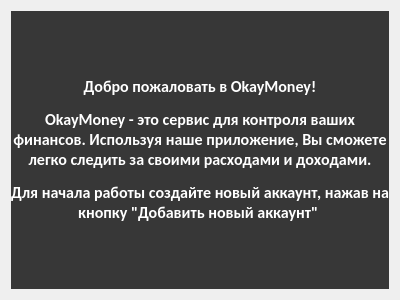
This is ui/widgets/greeting.ui in Protocs/OkayMoney as Qt 5 draws it before an edit. The edited form follows.
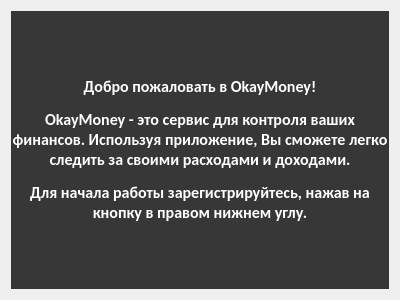
This is the edited form.

Commit message: Поправил виджет приветствия

The edit to the form file:
```diff
--- a/ui/widgets/greeting.ui
+++ b/ui/widgets/greeting.ui
@@ -29,7 +29,7 @@
 color: white;</string>
      </property>
      <property name="text">
-      <string>&lt;html&gt;&lt;head/&gt;&lt;body&gt;&lt;p&gt;&lt;span style=&quot; font-size:12pt;&quot;&gt;Добро пожаловать в OkayMoney!&lt;/span&gt;&lt;/p&gt;&lt;p&gt;&lt;span style=&quot; font-size:12pt;&quot;&gt;OkayMoney - это сервис для контроля ваших финансов. Используя наше приложение, Вы сможете легко следить за своими расходами и доходами.&lt;/span&gt;&lt;/p&gt;&lt;p&gt;&lt;span style=&quot; font-size:12pt;&quot;&gt;Для начала работы создайте новый аккаунт, нажав на кнопку &amp;quot;Добавить новый аккаунт&amp;quot; &lt;/span&gt;&lt;/p&gt;&lt;/body&gt;&lt;/html&gt;</string>
+      <string>&lt;html&gt;&lt;head/&gt;&lt;body&gt;&lt;p&gt;&lt;span style=&quot; font-size:12pt;&quot;&gt;Добро пожаловать в OkayMoney!&lt;/span&gt;&lt;/p&gt;&lt;p&gt;&lt;span style=&quot; font-size:12pt;&quot;&gt;OkayMoney - это сервис для контроля ваших финансов. Используя приложение, Вы сможете легко следить за своими расходами и доходами.&lt;/span&gt;&lt;/p&gt;&lt;p&gt;&lt;span style=&quot; font-size:12pt;&quot;&gt;Для начала работы зарегистрируйтесь, нажав на кнопку в правом нижнем углу.&lt;/span&gt;&lt;/p&gt;&lt;/body&gt;&lt;/html&gt;</string>
      </property>
      <property name="alignment">
       <set>Qt::AlignCenter</set>
```
